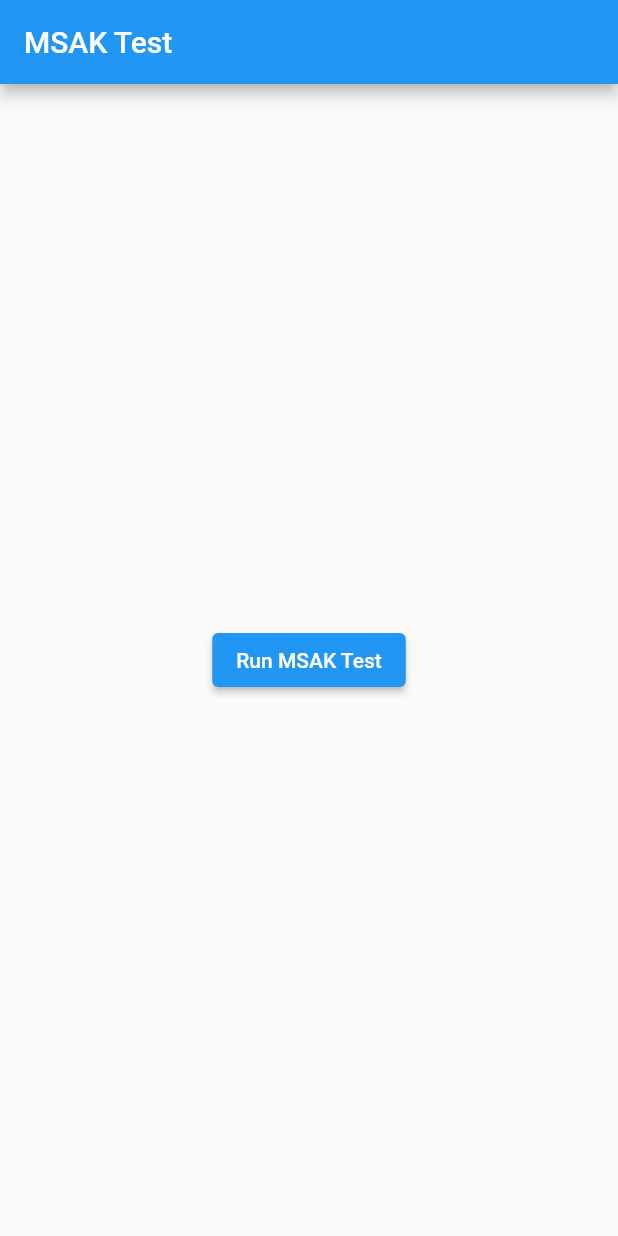
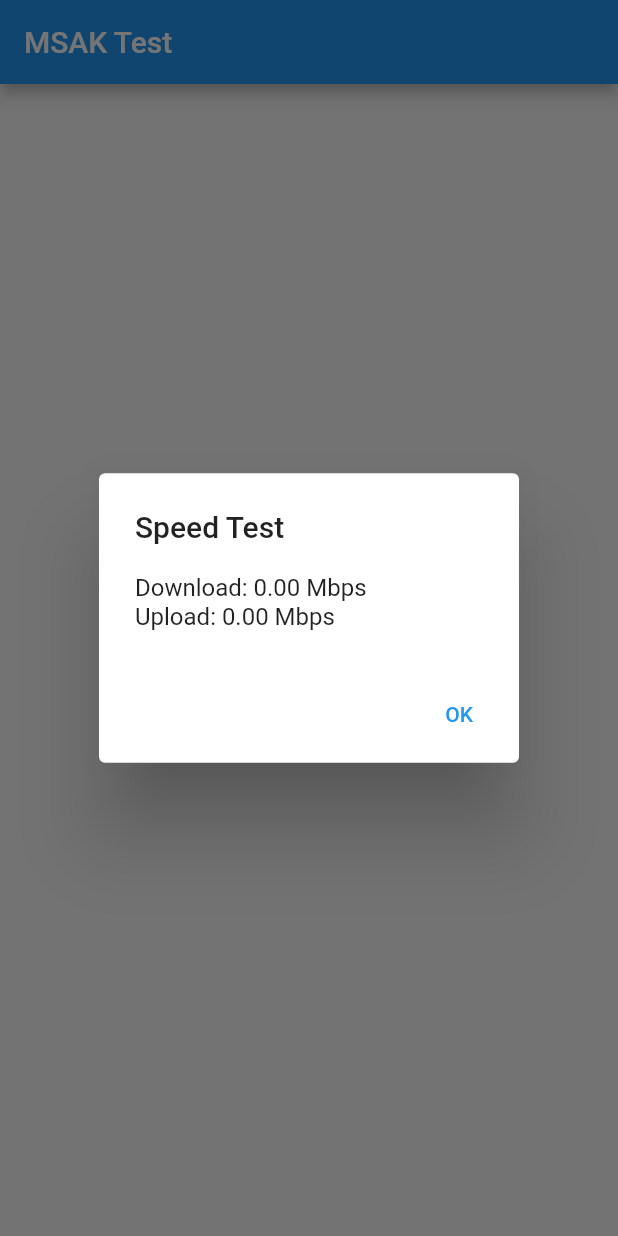
Before and after one commit to CANIS-NAU/NetGauge_Games, a Flutter app: the screen it shows after launch, after a tap on "Run MSAK Test", on a phone screen of 412 x 824 dp. Run offline on Flutter 3.47's test engine with Material 2 defaults, Android fonts, the phone set to English and light mode, and no system bars; our stand-ins replace webview_flutter.

Commit message:
upload and download speed test

```diff
--- a/lib/homepage.dart
+++ b/lib/homepage.dart
@@ -218,27 +218,78 @@ class _WebViewPageState extends State<WebViewPage> {
 }
 
 // testing class for run msak
+class MsakTestPage extends StatelessWidget {
+  const MsakTestPage({super.key});
 
-class MsakTestPage extends StatelessWidget {
   static const platform = MethodChannel('msak_channel');
 
-  Future<void> runMsak() async {
+  // runs the MSAK test by calling the native binary through the method channel
+  Future<void> runMsak(BuildContext context) async {
     try {
-      final result = await platform.invokeMethod('runMsak');
-      debugPrint("MSAK result:\n$result");
+      // call the 'runMsak' method on the native side
+      final result = await platform.invokeMethod<String>('runMsak');
+      debugPrint("Raw MSAK output:\n$result");
+      // parse the download/upload rates from the raw output
+      final metrics = parseMsakOutput(result ?? "");
+
+      // show the results in a popup dialog
+      if (context.mounted) {
+        showMsakPopup(context, metrics);
+      }
     } catch (e) {
       debugPrint("Error getting MSAK metrics: $e");
     }
   }
 
+  // extracts the last reported download and upload speed from MSAK output
+  // results are in plain text not json :(
+  Map<String, dynamic> parseMsakOutput(String output) {
+    final downloadMatches = RegExp(r'download rate:\s+([\d.]+) Mb/s').allMatches(output);
+    final uploadMatches = RegExp(r'upload rate:\s+([\d.]+) Mb/s').allMatches(output);
+
+    return {
+      "downloadSpeed": downloadMatches.isNotEmpty
+          ? double.parse(downloadMatches.last.group(1)!)
+          : 0.0,
+      "uploadSpeed": uploadMatches.isNotEmpty
+          ? double.parse(uploadMatches.last.group(1)!)
+          : 0.0,
+    };
+  }
+
+  // display a popup dialog showing download and upload speeds
+  void showMsakPopup(BuildContext context, Map<String, dynamic> metrics) {
+    showDialog(
+      context: context,
+      builder: (context) => AlertDialog(
+        title: const Text("Speed Test"),
+        content: Column(
+          mainAxisSize: MainAxisSize.min,
+          crossAxisAlignment: CrossAxisAlignment.start,
+          children: [
+            Text("Download: ${metrics["downloadSpeed"]?.toStringAsFixed(2)} Mbps"),
+            Text("Upload: ${metrics["uploadSpeed"]?.toStringAsFixed(2)} Mbps"),
+          ],
+        ),
+        actions: [
+          TextButton(
+            onPressed: () => Navigator.pop(context),
+            child: const Text("OK"),
+          ),
+        ],
+      ),
+    );
+  }
+
+  // The widget UI with a button to run the test
   @override
   Widget build(BuildContext context) {
     return Scaffold(
-      appBar: AppBar(title: Text("MSAK Test")),
+      appBar: AppBar(title: const Text("MSAK Test")),
       body: Center(
         child: ElevatedButton(
-          onPressed: runMsak,
-          child: Text("Run MSAK Test"),
+          onPressed: () => runMsak(context),
+          child: const Text("Run MSAK Test"),
         ),
       ),
     );
```
Also changed, not shown: 2 other files.
